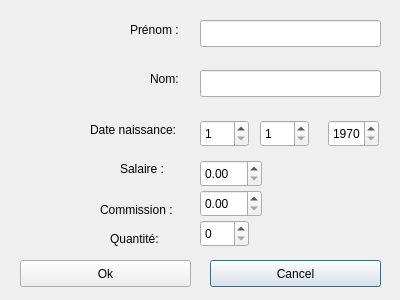
Above: Laboratoire9/EmployeGUI/employecommissiondialog.ui from PMarcL/LaboratoireGIF1003 before the change. Below: the same form after it.
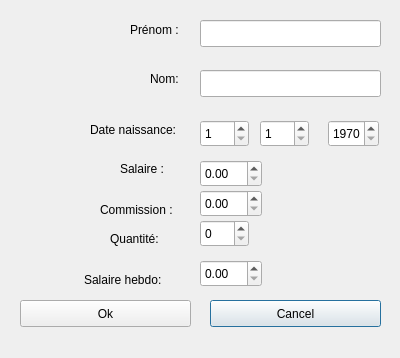
That is the form after the change.

What changed in the file:
```diff
--- a/Laboratoire9/EmployeGUI/employecommissiondialog.ui
+++ b/Laboratoire9/EmployeGUI/employecommissiondialog.ui
@@ -7,7 +7,7 @@
     <x>0</x>
     <y>0</y>
     <width>400</width>
-    <height>300</height>
+    <height>358</height>
    </rect>
   </property>
   <property name="windowTitle">
@@ -17,7 +17,7 @@
    <property name="geometry">
     <rect>
      <x>210</x>
-     <y>260</y>
+     <y>300</y>
      <width>171</width>
      <height>27</height>
     </rect>
@@ -30,7 +30,7 @@
    <property name="geometry">
     <rect>
      <x>20</x>
-     <y>260</y>
+     <y>300</y>
      <width>171</width>
      <height>27</height>
     </rect>
@@ -218,6 +218,29 @@
     <string>Quantité:</string>
    </property>
   </widget>
+  <widget class="QDoubleSpinBox" name="salaireHebdoPatron">
+   <property name="geometry">
+    <rect>
+     <x>200</x>
+     <y>260</y>
+     <width>62</width>
+     <height>27</height>
+    </rect>
+   </property>
+  </widget>
+  <widget class="QLabel" name="label_7">
+   <property name="geometry">
+    <rect>
+     <x>84</x>
+     <y>270</y>
+     <width>91</width>
+     <height>20</height>
+    </rect>
+   </property>
+   <property name="text">
+    <string>Salaire hebdo:</string>
+   </property>
+  </widget>
  </widget>
  <layoutdefault spacing="6" margin="11"/>
  <resources/>
```
